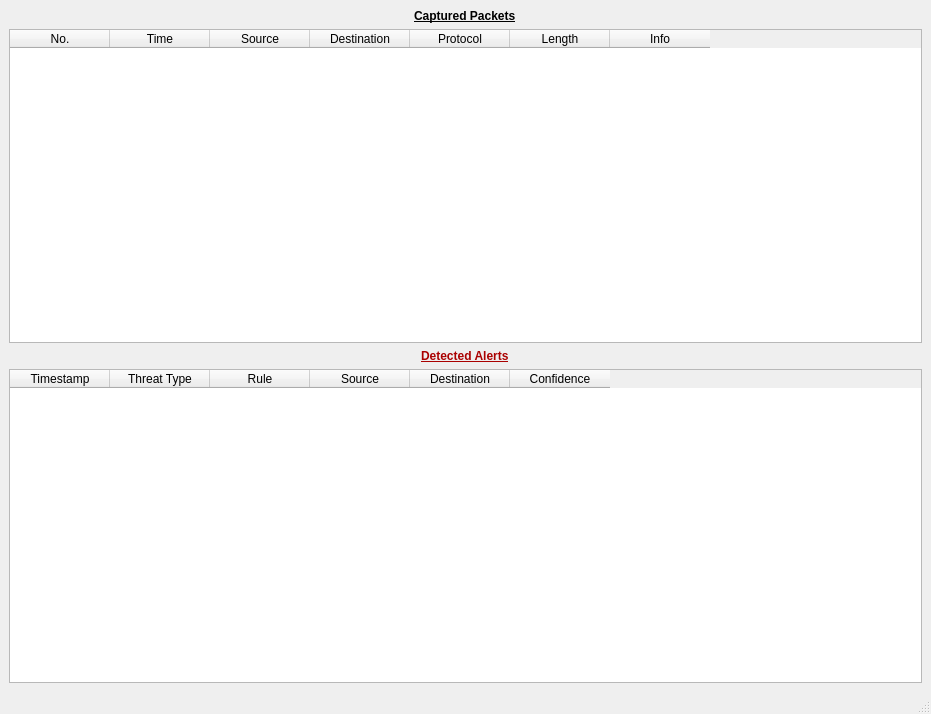
The window that IDS Deployable/Qt_IDS_Interface/mainwindow.ui (WSU-CPTS322-SP26/IDS) describes before a commit, drawn with Qt 5.
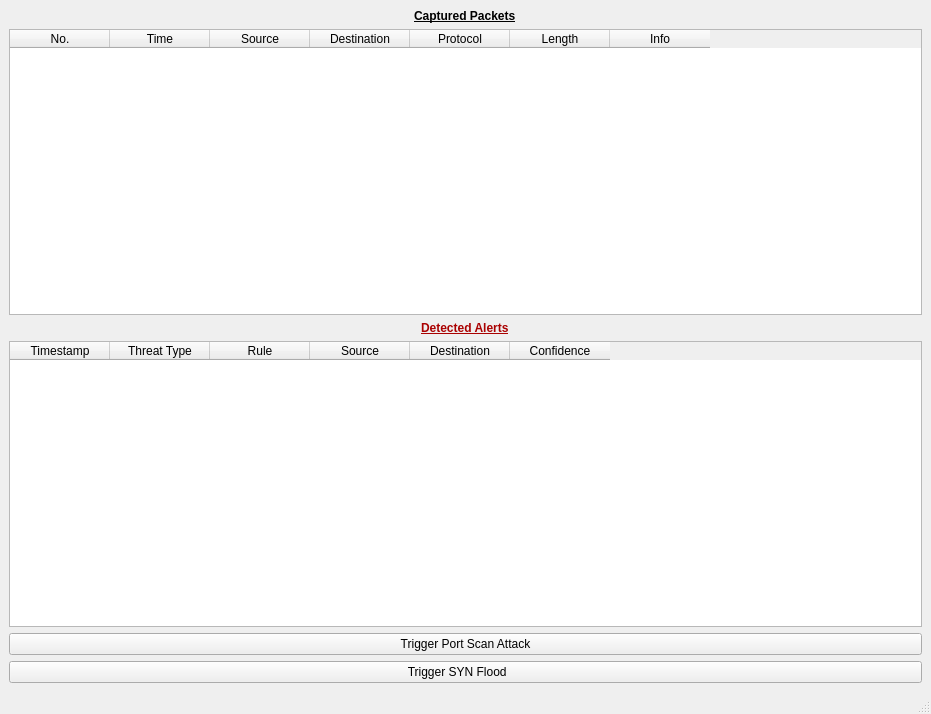
The same window after the commit.

```diff
--- a/IDS Deployable/Qt_IDS_Interface/mainwindow.ui
+++ b/IDS Deployable/Qt_IDS_Interface/mainwindow.ui
@@ -76,7 +76,7 @@
       </column>
      </widget>
     </item>
-    <item alignment="Qt::AlignmentFlag::AlignHCenter|Qt::AlignmentFlag::AlignVCenter">
+    <item alignment="Qt::AlignmentFlag::AlignHCenter">
      <widget class="QLabel" name="label_2">
       <property name="font">
        <font>
@@ -135,6 +135,20 @@
       </column>
      </widget>
     </item>
+    <item>
+     <widget class="QPushButton" name="PORT_Button">
+      <property name="text">
+       <string>Trigger Port Scan Attack</string>
+      </property>
+     </widget>
+    </item>
+    <item>
+     <widget class="QPushButton" name="SYN_Button">
+      <property name="text">
+       <string>Trigger SYN Flood     </string>
+      </property>
+     </widget>
+    </item>
    </layout>
   </widget>
   <widget class="QMenuBar" name="menubar">
```
Left out of the diff: 2 changed lines with no effect on the pictures.
